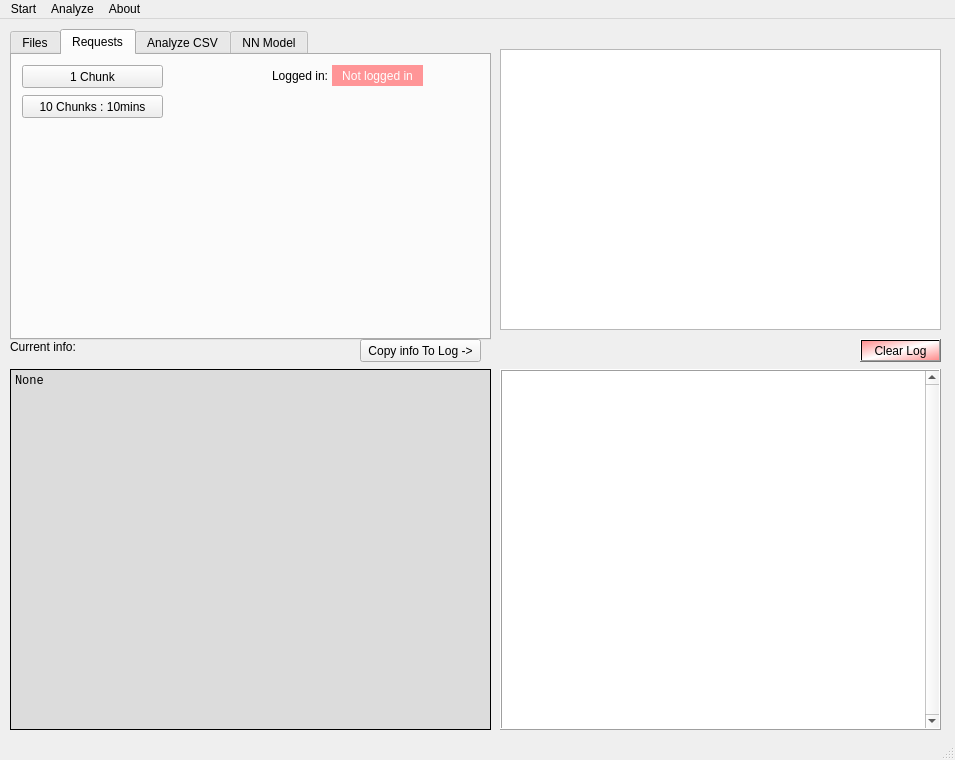
First picture: the form in TwitterAnalyzer/GUI/GUI_QT.ui, repository GrzegorzKrug/TwitterAnalyzer, before the edit.
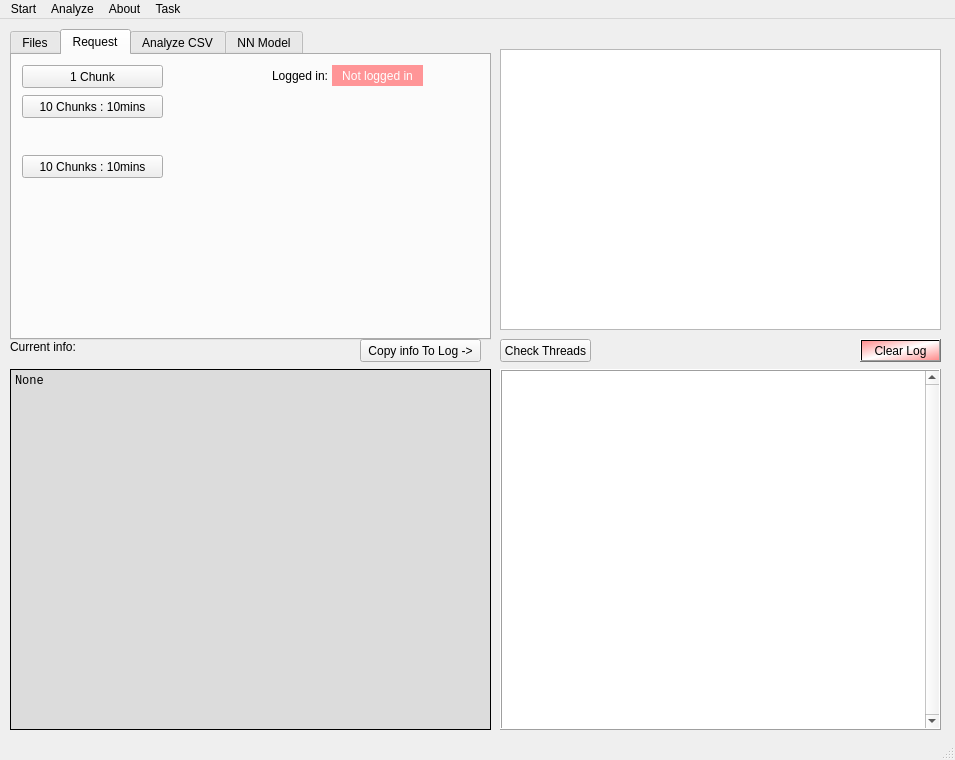
Second picture: the form after the edit. The open tabs and pages were chosen to show the change.

Commit message: Threading improved, Button for checking threads

```diff
--- a/TwitterAnalyzer/GUI/GUI_QT.ui
+++ b/TwitterAnalyzer/GUI/GUI_QT.ui
@@ -166,7 +166,7 @@
     </widget>
     <widget class="QWidget" name="tab">
      <attribute name="title">
-      <string>Requests</string>
+      <string>Request</string>
      </attribute>
      <attribute name="toolTip">
       <string>Collect Tweets from tweeter</string>
@@ -233,6 +233,19 @@
        <set>Qt::AlignCenter</set>
       </property>
      </widget>
+     <widget class="QPushButton" name="pushButton_11111111111111">
+      <property name="geometry">
+       <rect>
+        <x>10</x>
+        <y>100</y>
+        <width>141</width>
+        <height>23</height>
+       </rect>
+      </property>
+      <property name="text">
+       <string>10 Chunks : 10mins</string>
+      </property>
+     </widget>
     </widget>
     <widget class="QWidget" name="tab_3">
      <attribute name="title">
@@ -683,6 +696,22 @@
      <string>Copy info To Log -&gt;</string>
     </property>
    </widget>
+   <widget class="QPushButton" name="pushButton_check_threads">
+    <property name="geometry">
+     <rect>
+      <x>500</x>
+      <y>320</y>
+      <width>91</width>
+      <height>23</height>
+     </rect>
+    </property>
+    <property name="styleSheet">
+     <string notr="true"/>
+    </property>
+    <property name="text">
+     <string>Check Threads</string>
+    </property>
+   </widget>
   </widget>
   <widget class="QMenuBar" name="menubar">
    <property name="geometry">
@@ -713,9 +742,16 @@
      <string>Analyze</string>
     </property>
    </widget>
+   <widget class="QMenu" name="menuTask">
+    <property name="title">
+     <string>Task</string>
+    </property>
+    <addaction name="actionCheck_Status"/>
+   </widget>
    <addaction name="menuAcc"/>
    <addaction name="menuAnalyze"/>
    <addaction name="menuAbout"/>
+   <addaction name="menuTask"/>
   </widget>
   <widget class="QStatusBar" name="statusbar"/>
   <action name="actionLogin">
```
Left out of the diff: 7 changed lines with no effect on the pictures. The commit also changes 3 other files.
